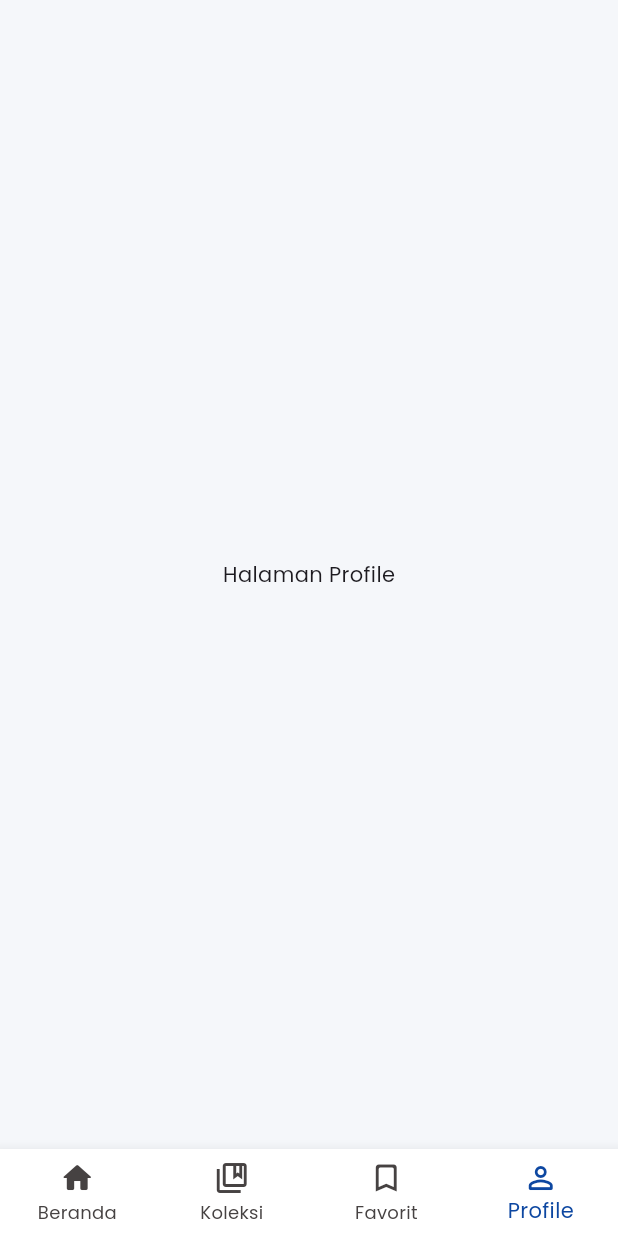
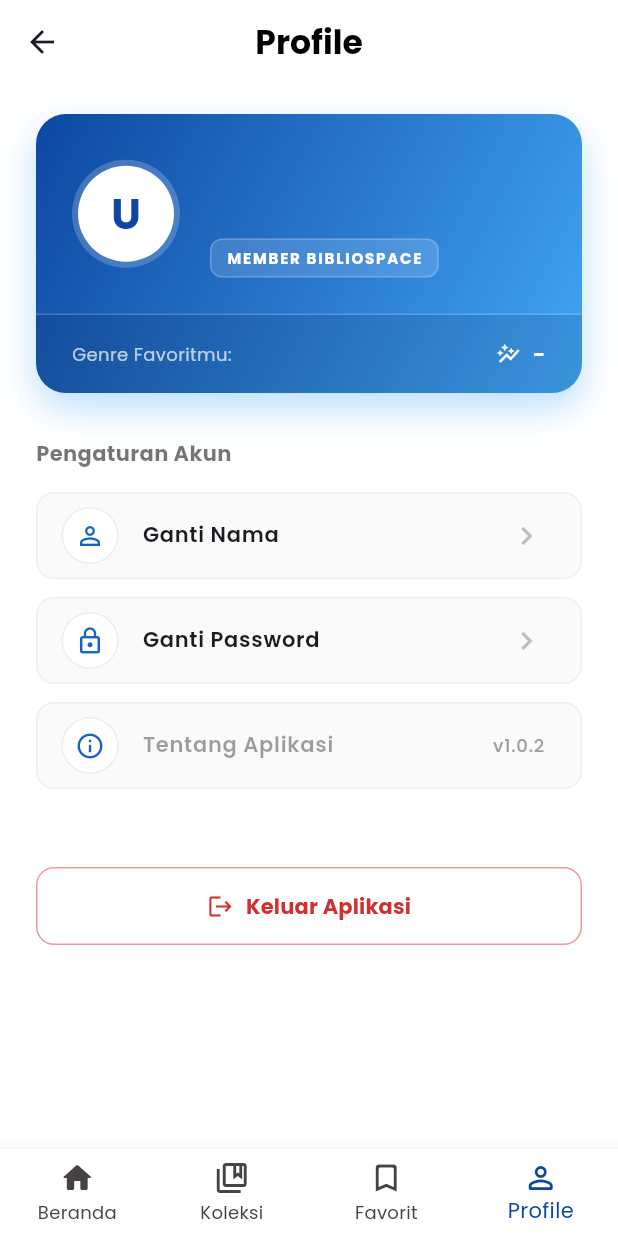
Before and after one commit to zoymelvin/bibliospace-app, a Flutter app: the MainPage screen opened by its route, item 4 of the bottom bar chosen, on a phone screen of 412 x 824 dp. Run offline on Flutter 3.47's test engine with Material 3 defaults, Android fonts, the phone set to English and light mode, and no system bars; our stand-ins replace bloc, cached_network_image, cloud_firestore, dio, equatable, firebase_auth and 4 more; accounts and stored records are empty; network calls fail.

Commit message:
feat(profile): implement complete profile management system
- Add profile page with header card showing user info and favorite genre
- Implement change name and password functionality
- Create reusable profile menu tile widget
- Replace placeholder profile page with new implementation

```diff
--- a/lib/main.dart
+++ b/lib/main.dart
@@ -1,4 +1,5 @@
 import 'package:bibliospace/blocs/favorite/favorite_bloc.dart';
+import 'package:bibliospace/blocs/search/search_bloc.dart';
 import 'package:flutter/material.dart';
 import 'package:firebase_core/firebase_core.dart';
 import 'package:flutter_bloc/flutter_bloc.dart';
@@ -50,6 +51,11 @@
               authRepository: context.read<AuthRepository>(),
             ),
           ),
+          BlocProvider(
+            create: (context) => SearchBloc(
+              bookRepository: context.read<BookRepository>(),
+            ),
+          ),
         ],
         child: MaterialApp(
           title: 'BiblioSpace',
--- a/lib/ui/pages/home/main_page.dart
+++ b/lib/ui/pages/home/main_page.dart
@@ -1,6 +1,7 @@
 import 'package:bibliospace/data/repositories/auth_repository.dart';
 import 'package:bibliospace/ui/pages/collection/collection_page.dart';
 import 'package:bibliospace/ui/pages/favorite/favorite_page.dart';
+import 'package:bibliospace/ui/pages/profile/profile_page.dart';
 import 'package:flutter/material.dart';
 import 'package:flutter_bloc/flutter_bloc.dart';
 import 'home_page.dart';
@@ -18,7 +19,7 @@
     const HomePage(),
     const CollectionPage(),
     const FavoritePage(),
-    const Center(child: Text('Halaman Profile')),
+    const ProfilePage(),
   ];
 
   @override
--- /dev/null
+++ b/lib/ui/pages/profile/profile_page.dart
@@ -0,0 +1,101 @@
+import 'change_name_page.dart';
+import 'change_password_page.dart';
+import 'package:firebase_auth/firebase_auth.dart';
+import 'package:flutter/material.dart';
+import 'package:flutter_bloc/flutter_bloc.dart';
+import '../../../blocs/auth/auth_bloc.dart';
+import '../../pages/auth/login_page.dart';
+import '../../widgets/profile_header_card.dart';
+import '../../widgets/profile_menu_tile.dart';
+
+class ProfilePage extends StatelessWidget {
+  const ProfilePage({super.key});
+
+  @override
+  Widget build(BuildContext context) {
+    final user = FirebaseAuth.instance.currentUser;
+
+    if (user == null) return const Scaffold(body: Center(child: Text("Guest")));
+
+    return Scaffold(
+      backgroundColor: Colors.white,
+      appBar: AppBar(
+        backgroundColor: Colors.white,
+        elevation: 0,
+        centerTitle: true,
+        title: const Text(
+          "Profile",
+          style: TextStyle(color: Colors.black, fontWeight: FontWeight.bold),
+        ),
+      ),
+      body: SingleChildScrollView(
+        padding: const EdgeInsets.symmetric(horizontal: 24),
+        child: Column(
+          crossAxisAlignment: CrossAxisAlignment.start,
+          children: [
+            const SizedBox(height: 20),
+            ProfileHeaderCard(user: user),
+
+            const SizedBox(height: 30),
+
+            const Text(
+              "Pengaturan Akun",
+              style: TextStyle(fontSize: 14, fontWeight: FontWeight.bold, color: Colors.black54),
+            ),
+            const SizedBox(height: 16),
+            ProfileMenuTile(
+              title: "Ganti Nama",
+              icon: Icons.person_outline,
+              onTap: () {
+                Navigator.push(context, MaterialPageRoute(builder: (c) => const ChangeNamePage()));
+              },
+            ),
+            ProfileMenuTile(
+              title: "Ganti Password",
+              icon: Icons.lock_outline,
+              onTap: () {
+                Navigator.push(context, MaterialPageRoute(builder: (c) => const ChangePasswordPage()));
+              },
+            ),
+
+            const ProfileMenuTile(
+              title: "Tentang Aplikasi",
+              icon: Icons.info_outline,
+              onTap: null,
+              trailingText: "v1.0.2",
+            ),
+
+            const SizedBox(height: 40),
+
+            SizedBox(
+              width: double.infinity,
+              child: OutlinedButton.icon(
+                onPressed: () {
+                  context.read<AuthBloc>().add(AuthLogoutRequested());
+                  Navigator.pushAndRemoveUntil(
+                    context,
+                    MaterialPageRoute(builder: (context) => const LoginPage()),
+                    (route) => false,
+                  );
+                },
+                style: OutlinedButton.styleFrom(
+                  padding: const EdgeInsets.symmetric(vertical: 16),
+                  side: BorderSide(color: Colors.red.shade200),
+                  shape: RoundedRectangleBorder(borderRadius: BorderRadius.circular(12)),
+                  foregroundColor: Colors.red.shade50,
+                ),
+                icon: Icon(Icons.logout, color: Colors.red.shade700),
+                label: Text(
+                  "Keluar Aplikasi",
+                  style: TextStyle(color: Colors.red.shade700, fontWeight: FontWeight.bold),
+                ),
+              ),
+            ),
+
+            const SizedBox(height: 40),
+          ],
+        ),
+      ),
+    );
+  }
+}
--- /dev/null
+++ b/lib/ui/widgets/profile_header_card.dart
@@ -0,0 +1,194 @@
+import 'package:cloud_firestore/cloud_firestore.dart';
+import 'package:firebase_auth/firebase_auth.dart';
+import 'package:flutter/material.dart';
+
+class ProfileHeaderCard extends StatelessWidget {
+  final User user;
+
+  const ProfileHeaderCard({super.key, required this.user});
+  Future<String> _calculateFavoriteGenre(String uid) async {
+    final snapshot = await FirebaseFirestore.instance
+        .collection('users')
+        .doc(uid)
+        .collection('transactions')
+        .get();
+
+    if (snapshot.docs.isEmpty) return "-";
+
+    List<String> genres = [];
+    for (var doc in snapshot.docs) {
+      if (doc.data().containsKey('book_genre')) {
+        genres.add(doc.data()['book_genre']);
+      }
+    }
+
+    if (genres.isEmpty) return "-";
+
+    Map<String, int> frequency = {};
+    for (var genre in genres) {
+      frequency[genre] = (frequency[genre] ?? 0) + 1;
+    }
+
+    String topGenre = genres.first;
+    int maxCount = 0;
+
+    frequency.forEach((genre, count) {
+      if (count > maxCount) {
+        maxCount = count;
+        topGenre = genre;
+      }
+    });
+
+    return topGenre;
+  }
+
+  @override
+  Widget build(BuildContext context) {
+    return Container(
+      width: double.infinity,
+      decoration: BoxDecoration(
+        gradient: const LinearGradient(
+          colors: [Color(0xFF0D47A1), Color(0xFF42A5F5)],
+          begin: Alignment.topLeft,
+          end: Alignment.bottomRight,
+        ),
+        borderRadius: BorderRadius.circular(20),
+        boxShadow: [
+          BoxShadow(
+            color: Colors.blue.withOpacity(0.3),
+            blurRadius: 20,
+            offset: const Offset(0, 10),
+          ),
+        ],
+      ),
+      child: Column(
+        children: [
+          Padding(
+            padding: const EdgeInsets.all(24),
+            child: Row(
+              children: [
+                // Avatar
+                Container(
+                  padding: const EdgeInsets.all(4),
+                  decoration: BoxDecoration(
+                    color: Colors.white.withOpacity(0.2),
+                    shape: BoxShape.circle,
+                  ),
+                  child: CircleAvatar(
+                    radius: 32,
+                    backgroundColor: Colors.white,
+                    child: Text(
+                      user.displayName != null && user.displayName!.isNotEmpty
+                          ? user.displayName![0].toUpperCase()
+                          : "U",
+                      style: const TextStyle(
+                        fontSize: 28,
+                        fontWeight: FontWeight.bold,
+                        color: Color(0xFF0D47A1),
+                      ),
+                    ),
+                  ),
+                ),
+                const SizedBox(width: 20),
+                // Nama & Email
+                Expanded(
+                  child: Column(
+                    crossAxisAlignment: CrossAxisAlignment.start,
+                    children: [
+                      Text(
+                        user.displayName ?? "User Tanpa Nama",
+                        style: const TextStyle(
+                          color: Colors.white,
+                          fontSize: 18,
+                          fontWeight: FontWeight.bold,
+                        ),
+                        maxLines: 1,
+                        overflow: TextOverflow.ellipsis,
+                      ),
+                      const SizedBox(height: 4),
+                      Text(
+                        user.email ?? "-",
+                        style: TextStyle(
+                          color: Colors.white.withOpacity(0.9),
+                          fontSize: 12,
+                        ),
+                        maxLines: 1,
+                        overflow: TextOverflow.ellipsis,
+                      ),
+
+                      const SizedBox(height: 12),
+
+                      Container(
+                        padding: const EdgeInsets.symmetric(horizontal: 10, vertical: 5),
+                        decoration: BoxDecoration(
+                          color: Colors.white.withOpacity(0.15),
+                          borderRadius: BorderRadius.circular(8),
+                          border: Border.all(color: Colors.white.withOpacity(0.2))
+                        ),
+                        child: const Text(
+                          "MEMBER BIBLIOSPACE",
+                          style: TextStyle(
+                            color: Colors.white,
+                            fontSize: 10,
+                            fontWeight: FontWeight.bold,
+                            letterSpacing: 1.2,
+                          ),
+                        ),
+                      ),
+                    ],
+                  ),
+                ),
+              ],
+            ),
+          ),
+          Divider(height: 1, color: Colors.white.withOpacity(0.2)),
+
+          // GENRE FAVORIT
+          Container(
+            width: double.infinity,
+            padding: const EdgeInsets.symmetric(vertical: 16, horizontal: 24),
+            decoration: BoxDecoration(
+              color: Colors.black.withOpacity(0.1), // Background agak gelap dikit
+              borderRadius: const BorderRadius.only(
+                bottomLeft: Radius.circular(20),
+                bottomRight: Radius.circular(20),
+              ),
+            ),
+            child: Row(
+              mainAxisAlignment: MainAxisAlignment.spaceBetween,
+              children: [
+                const Text(
+                  "Genre Favoritmu:",
+                  style: TextStyle(color: Colors.white70, fontSize: 12),
+                ),
+                FutureBuilder<String>(
+                  future: _calculateFavoriteGenre(user.uid),
+                  builder: (context, snapshot) {
+                    String genre = snapshot.data ?? "...";
+                    if (snapshot.connectionState == ConnectionState.waiting) genre = "...";
+
+                    return Row(
+                      children: [
+                        const Icon(Icons.auto_graph, color: Colors.white, size: 16),
+                        const SizedBox(width: 8),
+                        Text(
+                          genre.toUpperCase(),
+                          style: const TextStyle(
+                            color: Colors.white,
+                            fontWeight: FontWeight.bold,
+                            fontSize: 14,
+                            letterSpacing: 1.0,
+                          ),
+                        ),
+                      ],
+                    );
+                  },
+                ),
+              ],
+            ),
+          ),
+        ],
+      ),
+    );
+  }
+}
--- /dev/null
+++ b/lib/ui/widgets/profile_menu_tile.dart
@@ -0,0 +1,48 @@
+import 'package:flutter/material.dart';
+
+class ProfileMenuTile extends StatelessWidget {
+  final String title;
+  final IconData icon;
+  final VoidCallback? onTap; // Nullable: Kalau null berarti info doang (Tentang App)
+  final String? trailingText; // Untuk menampilkan versi
+
+  const ProfileMenuTile({
+    super.key,
+    required this.title,
+    required this.icon,
+    this.onTap,
+    this.trailingText,
+  });
+
+  @override
+  Widget build(BuildContext context) {
+    return Container(
+      margin: const EdgeInsets.only(bottom: 12),
+      decoration: BoxDecoration(
+        color: Colors.grey.shade50,
+        borderRadius: BorderRadius.circular(12),
+        border: Border.all(color: Colors.grey.shade200),
+      ),
+      child: ListTile(
+        onTap: onTap,
+        enabled: onTap != null,
+        leading: Container(
+          padding: const EdgeInsets.all(8),
+          decoration: BoxDecoration(
+            color: Colors.white,
+            shape: BoxShape.circle,
+            border: Border.all(color: Colors.grey.shade200),
+          ),
+          child: Icon(icon, color: Colors.blue[800], size: 20),
+        ),
+        title: Text(
+          title,
+          style: const TextStyle(fontWeight: FontWeight.w600, fontSize: 14),
+        ),
+        trailing: trailingText != null
+            ? Text(trailingText!, style: TextStyle(color: Colors.grey.shade500, fontSize: 12))
+            : Icon(Icons.chevron_right, color: Colors.grey.shade400),
+      ),
+    );
+  }
+}
```
Also changed, not shown: lib/data/repositories/auth_repository.dart (+36 -11 lines), lib/ui/pages/profile/change_name_page.dart (added, +100 -0 lines), lib/ui/pages/profile/change_password_page.dart (added, +120 -0 lines).
